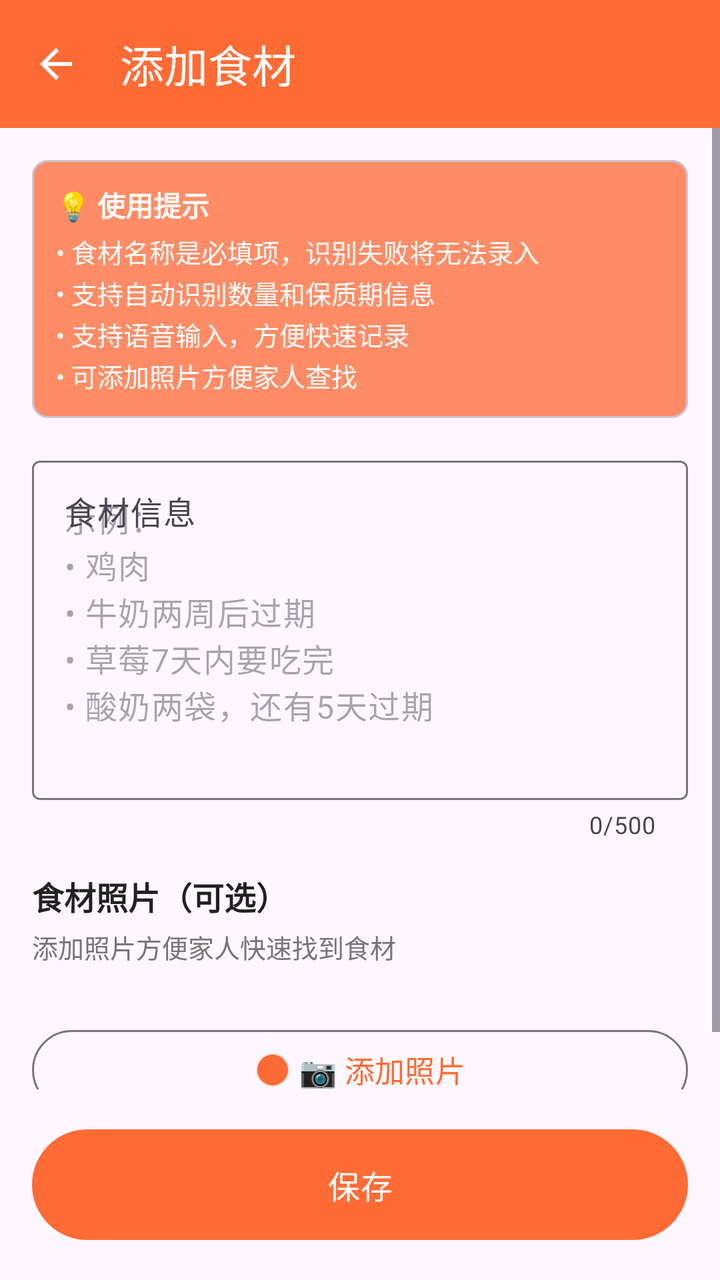
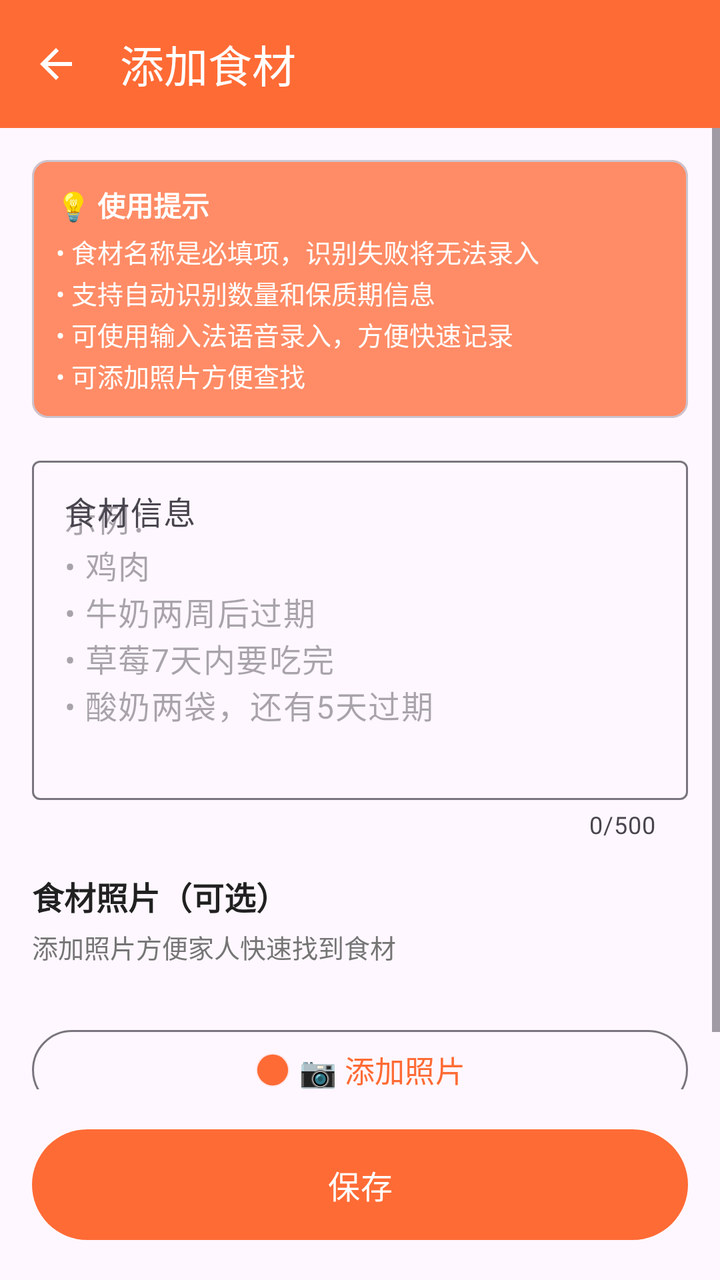

The first picture is an Android layout as it rendered before a commit; the second is the same layout after the commit. The layout source and the unified diff follow.
<!-- AndroidManifest.xml: activity theme Theme.FamilyRecipes -->
<!-- res/layout/activity_add_ingredient.xml -->
<?xml version="1.0" encoding="utf-8"?>
<LinearLayout xmlns:android="http://schemas.android.com/apk/res/android"
    xmlns:app="http://schemas.android.com/apk/res-auto"
    android:layout_width="match_parent"
    android:layout_height="match_parent"
    android:orientation="vertical">

    
    <androidx.appcompat.widget.Toolbar
        android:id="@+id/toolbar"
        android:layout_width="match_parent"
        android:layout_height="?attr/actionBarSize"
        android:background="@color/primary"
        app:navigationIcon="@drawable/ic_back"
        app:title="添加食材"
        app:titleTextColor="@color/white" />

    <ScrollView
        android:layout_width="match_parent"
        android:layout_height="0dp"
        android:layout_weight="1">

        <LinearLayout
            android:layout_width="match_parent"
            android:layout_height="wrap_content"
            android:orientation="vertical"
            android:padding="16dp">

            
            <com.google.android.material.card.MaterialCardView
                android:layout_width="match_parent"
                android:layout_height="wrap_content"
                android:layout_marginBottom="16dp"
                app:cardBackgroundColor="@color/primary_light"
                app:cardCornerRadius="8dp"
                app:cardElevation="0dp">

                <LinearLayout
                    android:layout_width="match_parent"
                    android:layout_height="wrap_content"
                    android:orientation="vertical"
                    android:padding="12dp">

                    <TextView
                        android:layout_width="wrap_content"
                        android:layout_height="wrap_content"
                        android:text="💡 使用提示"
                        android:textColor="@color/white"
                        android:textSize="14sp"
                        android:textStyle="bold" />

                    <TextView
                        android:layout_width="wrap_content"
                        android:layout_height="wrap_content"
                        android:layout_marginTop="4dp"
                        android:text="• 食材名称是必填项，识别失败将无法录入\n• 支持自动识别数量和保质期信息\n• 支持语音输入，方便快速记录\n• 可添加照片方便家人查找"
                        android:textColor="@color/white"
                        android:textSize="13sp"
                        android:lineSpacingExtra="2dp" />
                </LinearLayout>
            </com.google.android.material.card.MaterialCardView>

            
            <com.google.android.material.textfield.TextInputLayout
                android:layout_width="match_parent"
                android:layout_height="wrap_content"
                android:layout_marginBottom="16dp"
                android:hint="食材信息"
                app:counterEnabled="true"
                app:counterMaxLength="500"
                app:boxBackgroundMode="outline">

                <com.google.android.material.textfield.TextInputEditText
                    android:id="@+id/et_ingredient_info"
                    android:layout_width="match_parent"
                    android:layout_height="wrap_content"
                    android:gravity="top|start"
                    android:inputType="textMultiLine"
                    android:lines="6"
                    android:maxLength="500"
                    android:minLines="6"
                    android:scrollbars="vertical"
                    android:hint="示例：\n• 鸡肉\n• 牛奶两周后过期\n• 草莓7天内要吃完\n• 酸奶两袋，还有5天过期" />
            </com.google.android.material.textfield.TextInputLayout>

            
            <TextView
                android:layout_width="wrap_content"
                android:layout_height="wrap_content"
                android:text="食材照片（可选）"
                android:textColor="@color/text_primary"
                android:textSize="16sp"
                android:textStyle="bold" />

            <TextView
                android:layout_width="wrap_content"
                android:layout_height="wrap_content"
                android:layout_marginTop="4dp"
                android:layout_marginBottom="12dp"
                android:text="添加照片方便家人快速找到食材"
                android:textColor="@color/text_secondary"
                android:textSize="13sp" />

            
            <FrameLayout
                android:layout_width="match_parent"
                android:layout_height="wrap_content"
                android:layout_marginBottom="16dp">

                <ImageView
                    android:id="@+id/iv_preview"
                    android:layout_width="match_parent"
                    android:layout_height="200dp"
                    android:scaleType="centerCrop"
                    android:visibility="gone"
                    android:contentDescription="食材照片预览" />

                <ImageButton
                    android:id="@+id/btn_remove_image"
                    android:layout_width="32dp"
                    android:layout_height="32dp"
                    android:layout_gravity="top|end"
                    android:layout_margin="8dp"
                    android:background="@drawable/circle_background_dark"
                    android:contentDescription="删除图片"
                    android:padding="6dp"
                    android:src="@drawable/ic_close"
                    android:tint="@color/white"
                    android:visibility="gone" />
            </FrameLayout>

            
            <com.google.android.material.button.MaterialButton
                android:id="@+id/btn_add_image"
                android:layout_width="match_parent"
                android:layout_height="wrap_content"
                android:text="📷 添加照片"
                android:textSize="15sp"
                app:icon="@drawable/ic_add_circle"
                app:iconGravity="textStart"
                app:iconTint="@color/primary"
                style="@style/Widget.Material3.Button.OutlinedButton" />

        </LinearLayout>
    </ScrollView>

    
    <com.google.android.material.button.MaterialButton
        android:id="@+id/btn_save"
        android:layout_width="match_parent"
        android:layout_height="wrap_content"
        android:layout_margin="16dp"
        android:padding="16dp"
        android:text="保存"
        android:textSize="16sp" />

</LinearLayout>
<!-- resources referenced by this layout -->
<resources>
  <color name="primary">#FFFF6B35</color>
  <color name="primary_light">#FFFF8C66</color>
  <color name="text_primary">#FF212121</color>
  <color name="text_secondary">#FF757575</color>
  <color name="white">#FFFFFFFF</color>
  <!-- drawable circle_background_dark (drawable) -->
  <?xml version="1.0" encoding="utf-8"?>
  <shape xmlns:android="http://schemas.android.com/apk/res/android"
      android:shape="oval">
      <solid android:color="#80000000" />
  </shape>
  <!-- drawable ic_add_circle (drawable) -->
  <vector xmlns:android="http://schemas.android.com/apk/res/android"
      android:width="56dp"
      android:height="56dp"
      android:viewportWidth="56"
      android:viewportHeight="56">
      
      
      <path
          android:pathData="M28,28m-26,0a26,26 0,1 1,52 0a26,26 0,1 1,-52 0"
          android:fillColor="#20000000"/>
      
      
      <path
          android:pathData="M28,28m-24,0a24,24 0,1 1,48 0a24,24 0,1 1,-48 0"
          android:fillColor="#FFFF6B35"/>
      
      
      <path
          android:pathData="M18,28 L38,28"
          android:strokeColor="#FFFFFFFF"
          android:strokeWidth="4"
          android:strokeLineCap="round"/>
      
      
      <path
          android:pathData="M28,18 L28,38"
          android:strokeColor="#FFFFFFFF"
          android:strokeWidth="4"
          android:strokeLineCap="round"/>
  </vector>
  <!-- drawable ic_back (drawable) -->
  <?xml version="1.0" encoding="utf-8"?>
  <vector xmlns:android="http://schemas.android.com/apk/res/android"
      android:width="24dp"
      android:height="24dp"
      android:viewportWidth="24"
      android:viewportHeight="24">
      <path
          android:fillColor="@android:color/white"
          android:pathData="M20,11H7.83l5.59,-5.59L12,4l-8,8 8,8 1.41,-1.41L7.83,13H20v-2z" />
  </vector>
  <!-- drawable ic_close (drawable) -->
  <?xml version="1.0" encoding="utf-8"?>
  <vector xmlns:android="http://schemas.android.com/apk/res/android"
      android:width="24dp"
      android:height="24dp"
      android:viewportWidth="24"
      android:viewportHeight="24">
      <path
          android:fillColor="#FF757575"
          android:pathData="M19,6.41L17.59,5 12,10.59 6.41,5 5,6.41 10.59,12 5,17.59 6.41,19 12,13.41 17.59,19 19,17.59 13.41,12z"/>
  </vector>
  <style name="Theme.FamilyRecipes" parent="Base.Theme.FamilyRecipes" />
  <style name="Base.Theme.FamilyRecipes" parent="Theme.Material3.DayNight.NoActionBar">
          <item name="colorPrimary">@color/primary</item>
          <item name="colorPrimaryDark">@color/primary_dark</item>
          <item name="colorAccent">@color/accent</item>
          <item name="android:statusBarColor">@color/primary</item>
          <item name="android:navigationBarColor">@color/white</item>
      </style>
  <color name="primary_dark">#FFE55C2E</color>
  <color name="accent">#FFFFB84D</color>
</resources>

<!-- the commit's change to res/layout/activity_add_ingredient.xml (unified diff, before → after) -->
@@ -53,7 +53,7 @@
                         android:layout_width="wrap_content"
                         android:layout_height="wrap_content"
                         android:layout_marginTop="4dp"
-                        android:text="• 食材名称是必填项，识别失败将无法录入\n• 支持自动识别数量和保质期信息\n• 支持语音输入，方便快速记录\n• 可添加照片方便家人查找"
+                        android:text="• 食材名称是必填项，识别失败将无法录入\n• 支持自动识别数量和保质期信息\n• 可使用输入法语音录入，方便快速记录\n• 可添加照片方便查找"
                         android:textColor="@color/white"
                         android:textSize="13sp"
                         android:lineSpacingExtra="2dp" />
